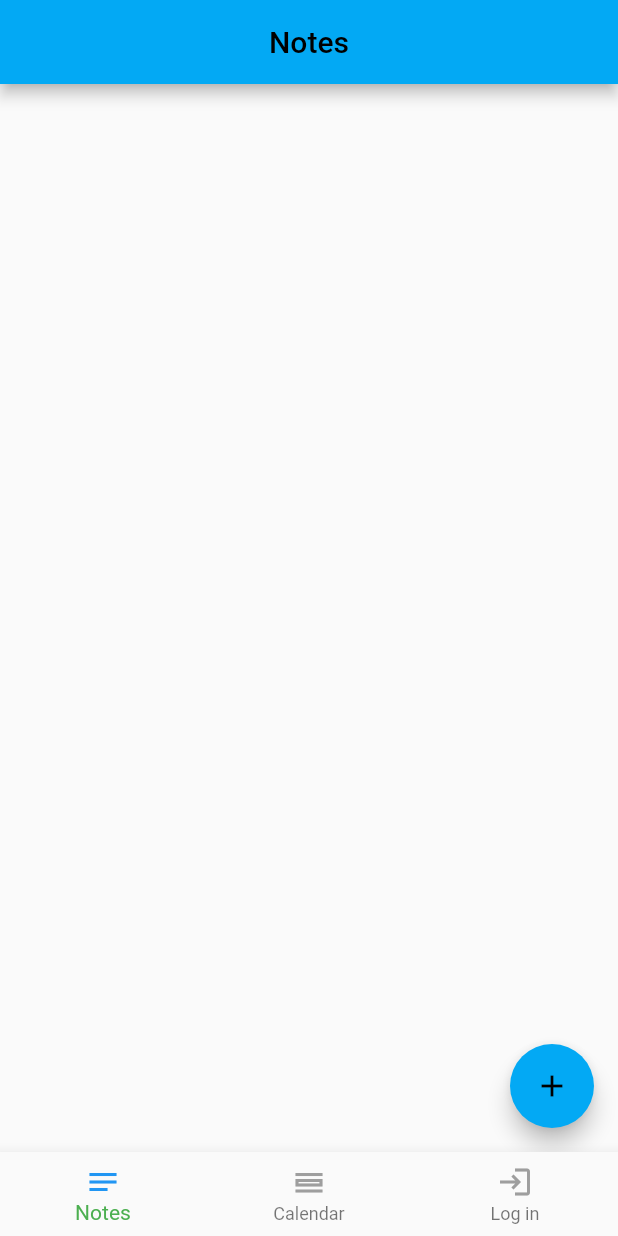
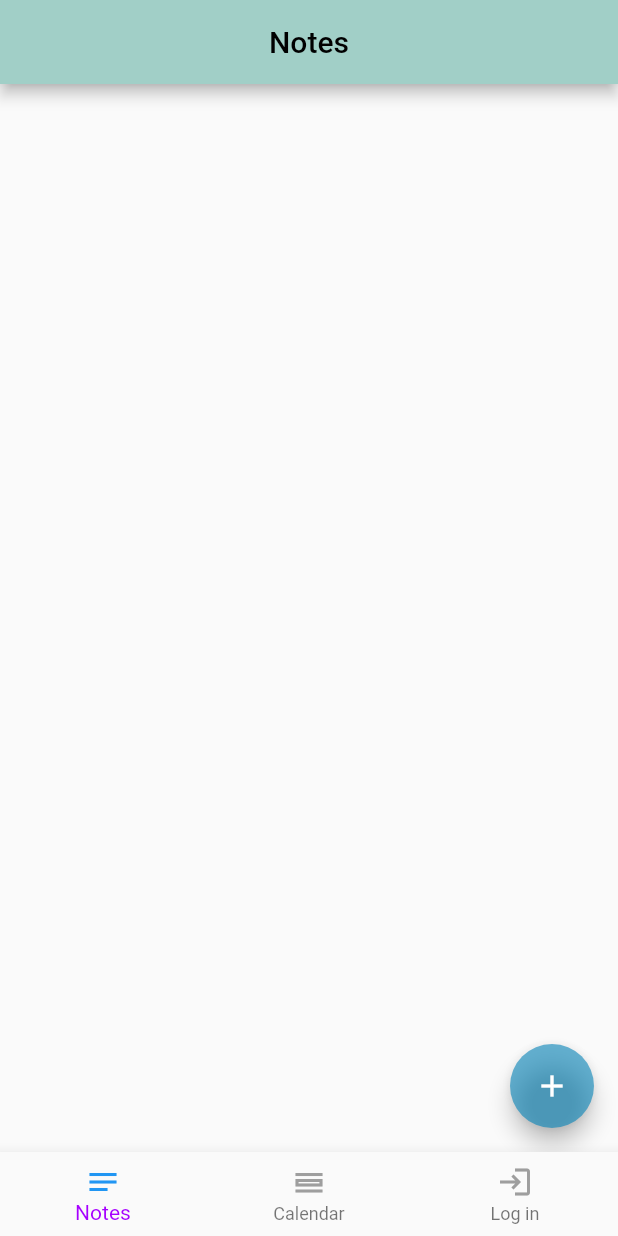
Before and after one commit to aleksandrapacia/star_calendar, a Flutter app: the screen it shows after launch, on a phone screen of 412 x 824 dp. Run offline on Flutter 3.47's test engine with Material 2 defaults, Android fonts, the phone set to English and light mode, and no system bars.

Commit message:
changed primary color

```diff
--- a/lib/main.dart
+++ b/lib/main.dart
@@ -4,6 +4,21 @@ import 'package:star_calendar/pages/home_page.dart';
 void main() async {
   runApp(const MyApp());
 }
+
+Map<int, Color> color = {
+  50: Color.fromRGBO(4, 131, 184, .1),
+  100: Color.fromRGBO(4, 131, 184, .2),
+  200: Color.fromRGBO(4, 131, 184, .3),
+  300: Color.fromRGBO(4, 131, 184, .4),
+  400: Color.fromRGBO(4, 131, 184, .5),
+  500: Color.fromRGBO(4, 131, 184, .6),
+  600: Color.fromRGBO(4, 131, 184, .7),
+  700: Color.fromRGBO(4, 131, 184, .8),
+  800: Color.fromRGBO(4, 131, 184, .9),
+  900: Color.fromRGBO(4, 131, 184, 1),
+};
+
+MaterialColor myColor = MaterialColor(0xFFa1cfc7, color);
 
 class MyApp extends StatelessWidget {
   const MyApp({super.key});
@@ -14,9 +29,7 @@ class MyApp extends StatelessWidget {
     return MaterialApp(
       title: 'Star Calendar',
       debugShowCheckedModeBanner: false,
-      theme: ThemeData(
-        primarySwatch: Colors.lightBlue,
-      ),
+      theme: ThemeData(primarySwatch: myColor),
       home: const MyHomePage(),
     );
   }
--- a/lib/pages/home_page.dart
+++ b/lib/pages/home_page.dart
@@ -63,7 +63,7 @@ class _MyHomePageState extends State<MyHomePage> {
             label: 'Log in',
           ),
         ],
-        selectedItemColor: Colors.green,
+        selectedItemColor: Color.fromARGB(255, 166, 0, 255),
         onTap: _onItemTapped,
         currentIndex: selectedIndex,
       ),
--- a/lib/pages/notes_page.dart
+++ b/lib/pages/notes_page.dart
@@ -2,6 +2,8 @@
 
 import 'package:flutter/material.dart';
 
+//TODO: create data base for each text field and store it
+//TODO: how to store it?
 class NotesPage extends StatefulWidget {
   const NotesPage({super.key});
 
```
Also changed, not shown: lib/pages/calendar_page.dart (+3 -4 lines).
